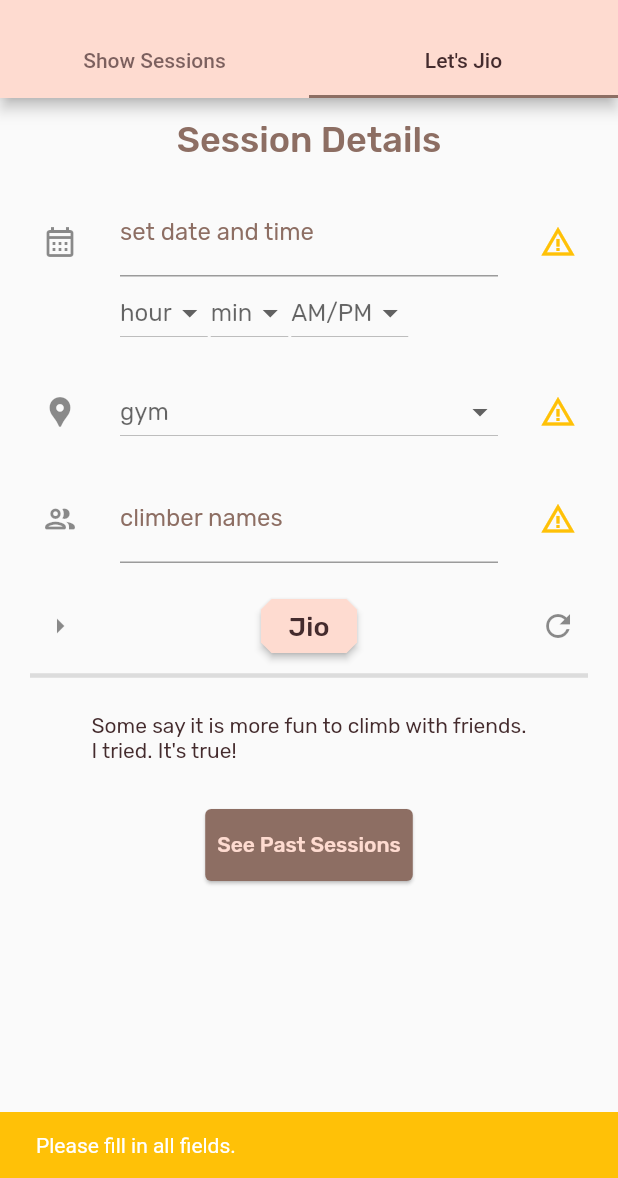
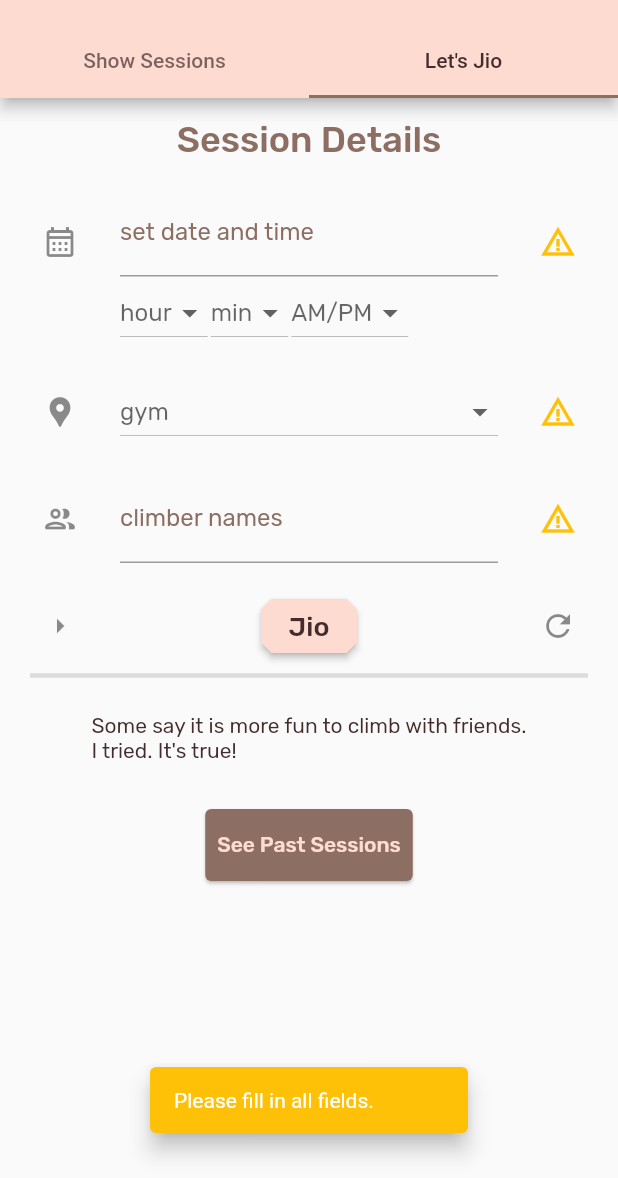
Before and after one commit to Qibaoooo/Qibaoooo.github.io, a Flutter app: the screen it shows after launch, tab 2 chosen, after a tap on "Jio", on a phone screen of 412 x 824 dp, the part 58-1236 px from its top. Run offline on Flutter 3.47's test engine with Material 2 defaults, Android fonts, the phone set to English and light mode, and no system bars; drawn by our look-alikes of animated_text_kit; missing offline and left inert: animated_widgets; network calls fail.

Commit message:
update [skip ci]

```diff
--- a/dev/lib/sessionForm.dart
+++ b/dev/lib/sessionForm.dart
@@ -139,6 +139,8 @@ class _SessionFormState extends State<SessionForm> {
     for (final row in _rows) {
       if (!validateInput(row)) {
         const snackBar = SnackBar(
+          margin: EdgeInsets.fromLTRB(100, 30, 100, 30),
+          behavior: SnackBarBehavior.floating,
           content: Text('Please fill in all fields.'),
           backgroundColor: Colors.amber,
         );
```
Also changed, not shown: dev/lib/sessionList.dart (+13 -1 lines).
